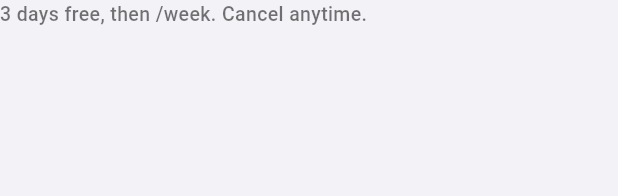
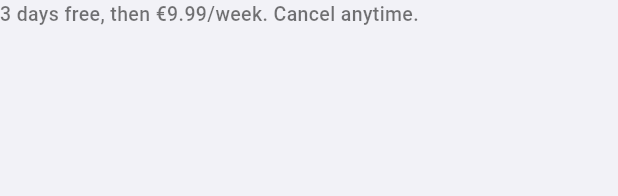
Before and after one commit to vinaldovabdala29-cell/upcrush-app, a Flutter app: the PaywallTrialText widget shown alone on an empty page, opened directly with empty values, on a phone screen of 412 x 824 dp. Shown: the top 196 px of the screen. Run offline on Flutter 3.47's test engine with Material 3 defaults, Android fonts, the phone set to English and light mode, and no system bars; our stand-ins replace image_picker, shared_preferences; missing offline and left inert: purchases_flutter; accounts and stored records are empty.

Commit message:
Add files via upload

```diff
--- a/lib/theme/paywall_strings.dart
+++ b/lib/theme/paywall_strings.dart
@@ -29,16 +29,16 @@ class PS {
       'en': 'Try free for 3 days →', 'pt': 'Experimentar grátis 3 dias →',
     },
     'trial_sub': {
-      'de': '3 Tage kostenlos, dann €5,99/Woche. Jederzeit kündbar.',
-      'es': '3 días gratis, luego €5,99/sem. Cancela cuando quieras.',
-      'fr': '3 jours gratuits, puis €5,99/semaine. Annulable à tout moment.',
-      'it': '3 giorni gratis, poi €5,99/settimana.',
-      'tr': '3 gün ücretsiz, sonra €5,99/hafta.',
-      'pl': '3 dni za darmo, potem €5,99/tydzień.',
-      'ru': '3 дня бесплатно, затем €5,99/неделю.',
-      'ar': '3 أيام مجاناً، ثم €5.99 أسبوعياً.',
-      'en': '3 days free, then €5.99/week. Cancel anytime.',
-      'pt': '3 dias grátis, depois €5.99/sem. Cancela quando quiseres.',
+      'de': '3 Tage kostenlos, dann €9,99/Woche. Jederzeit kündbar.',
+      'es': '3 días gratis, luego €9,99/sem. Cancela cuando quieras.',
+      'fr': '3 jours gratuits, puis €9,99/semaine. Annulable à tout moment.',
+      'it': '3 giorni gratis, poi €9,99/settimana.',
+      'tr': '3 gün ücretsiz, sonra €9,99/hafta.',
+      'pl': '3 dni za darmo, potem €9,99/tydzień.',
+      'ru': '3 дня бесплатно, затем €9,99/неделю.',
+      'ar': '3 أيام مجاناً، ثم €9.99 أسبوعياً.',
+      'en': '3 days free, then €9.99/week. Cancel anytime.',
+      'pt': '3 dias grátis, depois €9.99/sem. Cancela quando quiseres.',
     },
     'plans_title': {
       'de': 'Bereit für\nmehr Dates?', 'es': '¿Listo para\nmás citas?', 'fr': 'Prêt pour\nplus de dates?',
--- a/lib/widgets/paywall_trial_text.dart
+++ b/lib/widgets/paywall_trial_text.dart
@@ -21,13 +21,8 @@ class PaywallTrialText extends StatelessWidget {
       future: CreditsService.isPremium(),
       builder: (_, snap) {
         if (snap.data == true) return const SizedBox.shrink();
-        // Substitui placeholder pelo preco real do RevenueCat
-        // Remove qualquer preco hardcoded e substitui pelo preco real
-        var text = PS.get('trial_sub', lang);
-        // Substitui padroes de preco (ex: €5,99 / €6,99 / $5.99)
-        text = text.replaceAllMapped(
-          RegExp(r'[\$€£¥₩]?\s?\d+[.,]\d{2}'),
-          (_) => price);
+        // Substitui {price} pelo preco real do RevenueCat (ex: €6,99 / $5.99)
+        final text = PS.get('trial_sub', lang).replaceAll('{price}', price);
         return Text(text,
           textAlign: TextAlign.center,
           style: TextStyle(
--- a/pubspec.yaml
+++ b/pubspec.yaml
@@ -2,7 +2,7 @@ name: upcrush
 description: "UpCrush — O teu copiloto de conversa."
 publish_to: 'none'
 
-version: 1.0.0+27
+version: 1.0.0+28
 
 environment:
   sdk: ^3.11.1
```
